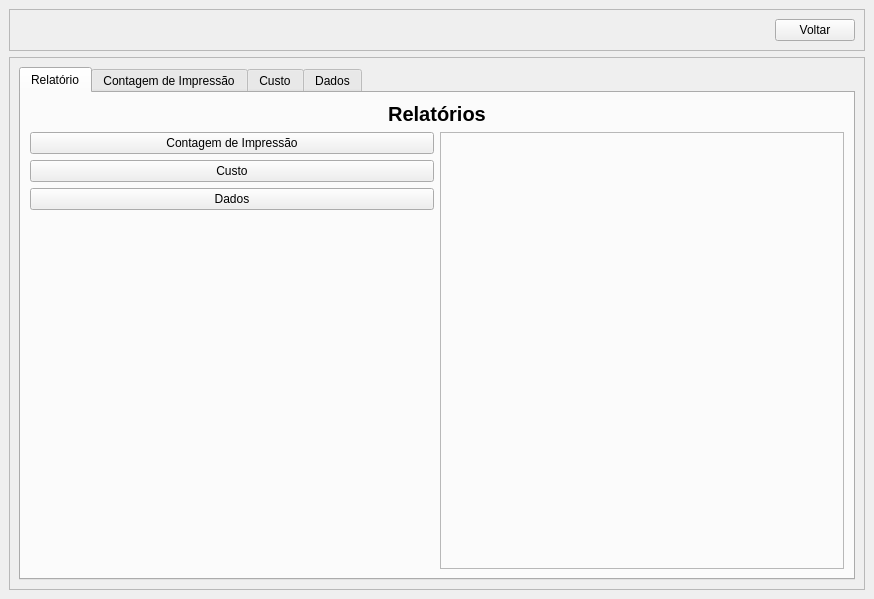
Old version of the form View/Telas/CD_Relatorio.ui in the repository Blastoles/ProjetoSCGI.
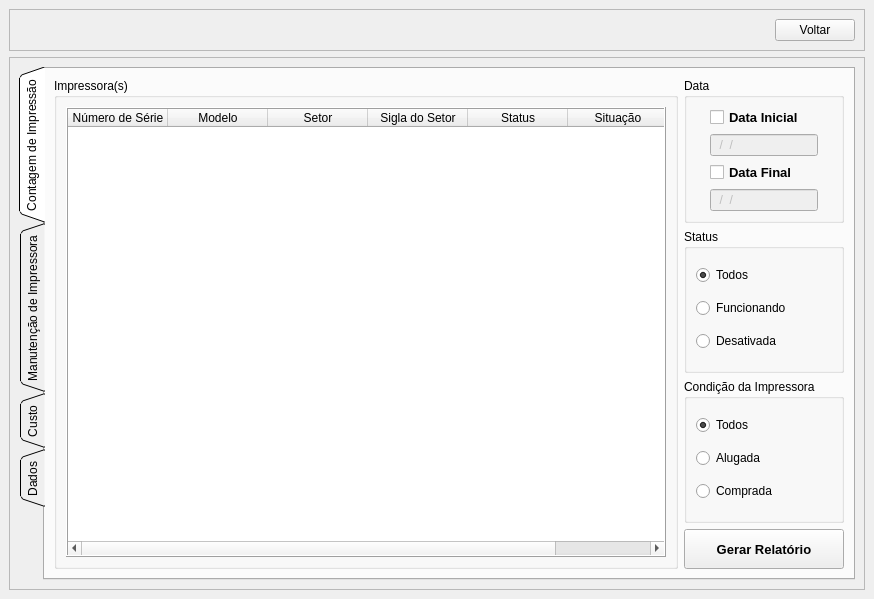
New version of the form. The open tabs and pages were chosen to show the change. Icons and pictures are not drawn. Custom widgets are drawn as their Qt base class.

The edit to the form file:
```diff
--- a/View/Telas/CD_Relatorio.ui
+++ b/View/Telas/CD_Relatorio.ui
@@ -68,94 +68,44 @@
       <layout class="QGridLayout" name="gridLayout_9">
        <item row="1" column="0">
         <widget class="QTabWidget" name="tabWidget">
+         <property name="font">
+          <font>
+           <family>Arial</family>
+          </font>
+         </property>
+         <property name="focusPolicy">
+          <enum>Qt::TabFocus</enum>
+         </property>
+         <property name="layoutDirection">
+          <enum>Qt::LeftToRight</enum>
+         </property>
+         <property name="autoFillBackground">
+          <bool>false</bool>
+         </property>
+         <property name="tabPosition">
+          <enum>QTabWidget::West</enum>
+         </property>
+         <property name="tabShape">
+          <enum>QTabWidget::Triangular</enum>
+         </property>
          <property name="currentIndex">
           <number>1</number>
          </property>
-         <widget class="QWidget" name="tab_4">
-          <attribute name="title">
-           <string>Relatório</string>
-          </attribute>
-          <layout class="QGridLayout" name="gridLayout_8">
-           <item row="1" column="1" rowspan="6">
-            <widget class="QFrame" name="frame_3">
-             <property name="frameShape">
-              <enum>QFrame::StyledPanel</enum>
-             </property>
-             <property name="frameShadow">
-              <enum>QFrame::Raised</enum>
-             </property>
-             <layout class="QGridLayout" name="gridLayout_10">
-              <item row="0" column="0">
-               <widget class="Grafico" name="grafico" native="true"/>
-              </item>
-             </layout>
-            </widget>
-           </item>
-           <item row="3" column="0">
-            <widget class="QPushButton" name="pushButton_5">
-             <property name="sizePolicy">
-              <sizepolicy hsizetype="Minimum" vsizetype="Fixed">
-               <horstretch>0</horstretch>
-               <verstretch>0</verstretch>
-              </sizepolicy>
-             </property>
-             <property name="text">
-              <string>Dados</string>
-             </property>
-            </widget>
-           </item>
-           <item row="1" column="0">
-            <widget class="QPushButton" name="Graf_Contagem">
-             <property name="sizePolicy">
-              <sizepolicy hsizetype="Minimum" vsizetype="Fixed">
-               <horstretch>0</horstretch>
-               <verstretch>0</verstretch>
-              </sizepolicy>
-             </property>
-             <property name="text">
-              <string>Contagem de Impressão</string>
-             </property>
-            </widget>
-           </item>
-           <item row="2" column="0">
-            <widget class="QPushButton" name="pushButton_3">
-             <property name="sizePolicy">
-              <sizepolicy hsizetype="Minimum" vsizetype="Fixed">
-               <horstretch>0</horstretch>
-               <verstretch>0</verstretch>
-              </sizepolicy>
-             </property>
-             <property name="text">
-              <string>Custo</string>
-             </property>
-            </widget>
-           </item>
-           <item row="0" column="0" colspan="2">
-            <widget class="QLabel" name="label">
-             <property name="sizePolicy">
-              <sizepolicy hsizetype="Preferred" vsizetype="Fixed">
-               <horstretch>0</horstretch>
-               <verstretch>0</verstretch>
-              </sizepolicy>
-             </property>
-             <property name="font">
-              <font>
-               <family>Arial</family>
-               <pointsize>15</pointsize>
-               <weight>75</weight>
-               <bold>true</bold>
-              </font>
-             </property>
-             <property name="text">
-              <string>Relatórios</string>
-             </property>
-             <property name="alignment">
-              <set>Qt::AlignCenter</set>
-             </property>
-            </widget>
-           </item>
-          </layout>
-         </widget>
+         <property name="iconSize">
+          <size>
+           <width>16</width>
+           <height>16</height>
+          </size>
+         </property>
+         <property name="elideMode">
+          <enum>Qt::ElideNone</enum>
+         </property>
+         <property name="movable">
+          <bool>false</bool>
+         </property>
+         <property name="tabBarAutoHide">
+          <bool>true</bool>
+         </property>
          <widget class="QWidget" name="tab_Contagem">
           <attribute name="title">
            <string>Contagem de Impressão</string>
@@ -468,6 +418,11 @@
            </item>
           </layout>
          </widget>
+         <widget class="QWidget" name="tab_Manutencao">
+          <attribute name="title">
+           <string>Manutenção de Impressora</string>
+          </attribute>
+         </widget>
          <widget class="QWidget" name="tab_2">
           <attribute name="title">
            <string>Custo</string>
@@ -623,14 +578,6 @@
    </layout>
   </widget>
  </widget>
- <customwidgets>
-  <customwidget>
-   <class>Grafico</class>
-   <extends>QWidget</extends>
-   <header location="global">grafico.h</header>
-   <container>1</container>
-  </customwidget>
- </customwidgets>
  <tabstops>
   <tabstop>BT_Voltar</tabstop>
  </tabstops>
```
Left out of the diff: 2 changed lines with no effect on the pictures.
